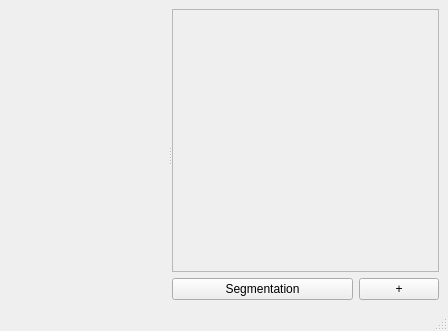
jedrzejowski/sokar-app, file src/SokarUi/SegmentationWindow.ui: the form before one commit.
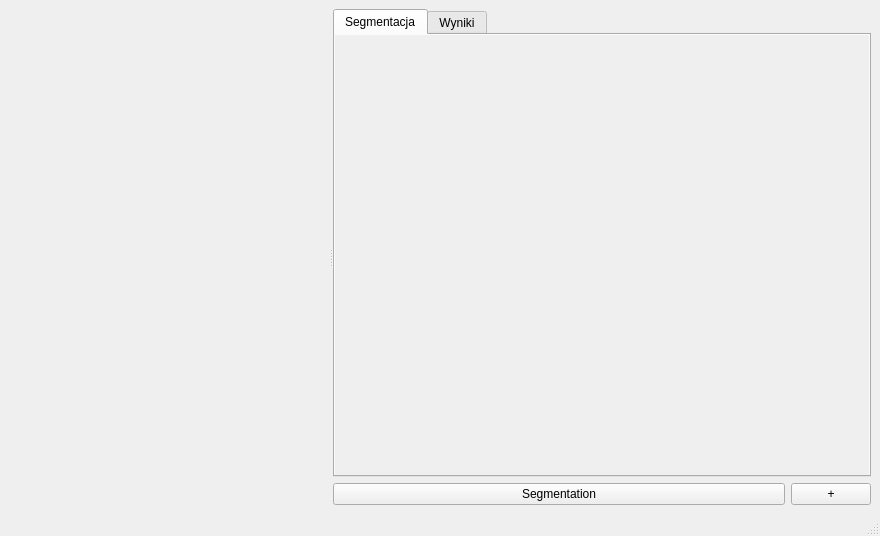
The form after the commit. Custom widgets are drawn as their Qt base class.

```diff
--- a/src/SokarUi/SegmentationWindow.ui
+++ b/src/SokarUi/SegmentationWindow.ui
@@ -6,8 +6,8 @@
    <rect>
     <x>0</x>
     <y>0</y>
-    <width>448</width>
-    <height>331</height>
+    <width>880</width>
+    <height>536</height>
    </rect>
   </property>
   <property name="windowTitle">
@@ -24,19 +24,75 @@
       <widget class="QWidget" name="verticalLayoutWidget">
        <layout class="QVBoxLayout" name="verticalLayout">
         <item>
-         <widget class="QScrollArea" name="scrollArea">
-          <property name="widgetResizable">
-           <bool>true</bool>
+         <widget class="QTabWidget" name="tabWidget">
+          <property name="styleSheet">
+           <string notr="true"/>
           </property>
-          <widget class="SokarUi::SegmentationPipelineEditor" name="scrollAreaWidgetContents">
-           <property name="geometry">
-            <rect>
-             <x>0</x>
-             <y>0</y>
-             <width>276</width>
-             <height>220</height>
-            </rect>
+          <property name="currentIndex">
+           <number>0</number>
+          </property>
+          <widget class="QScrollArea" name="scrollArea1">
+           <property name="styleSheet">
+            <string notr="true">QTabBar::tab {
+                                                    background: transparent;
+                                                    }
+                                                </string>
            </property>
+           <property name="frameShape">
+            <enum>QFrame::NoFrame</enum>
+           </property>
+           <property name="verticalScrollBarPolicy">
+            <enum>Qt::ScrollBarAlwaysOff</enum>
+           </property>
+           <property name="horizontalScrollBarPolicy">
+            <enum>Qt::ScrollBarAlwaysOff</enum>
+           </property>
+           <property name="widgetResizable">
+            <bool>true</bool>
+           </property>
+           <attribute name="title">
+            <string>Segmentacja</string>
+           </attribute>
+           <widget class="SokarUi::SegmentationPipelineEditor" name="pipelineEditor">
+            <property name="geometry">
+             <rect>
+              <x>0</x>
+              <y>0</y>
+              <width>557</width>
+              <height>392</height>
+             </rect>
+            </property>
+            <property name="autoFillBackground">
+             <bool>false</bool>
+            </property>
+           </widget>
+          </widget>
+          <widget class="QScrollArea" name="scrollArea2">
+           <property name="styleSheet">
+            <string notr="true"/>
+           </property>
+           <property name="frameShape">
+            <enum>QFrame::NoFrame</enum>
+           </property>
+           <property name="horizontalScrollBarPolicy">
+            <enum>Qt::ScrollBarAlwaysOff</enum>
+           </property>
+           <property name="widgetResizable">
+            <bool>true</bool>
+           </property>
+           <attribute name="title">
+            <string>Wyniki</string>
+           </attribute>
+           <widget class="QWidget" name="scrollAreaWidgetContents">
+            <property name="geometry">
+             <rect>
+              <x>0</x>
+              <y>0</y>
+              <width>557</width>
+              <height>392</height>
+             </rect>
+            </property>
+           </widget>
           </widget>
          </widget>
         </item>
```
Left out of the diff: 2 changed lines with no effect on the pictures.
